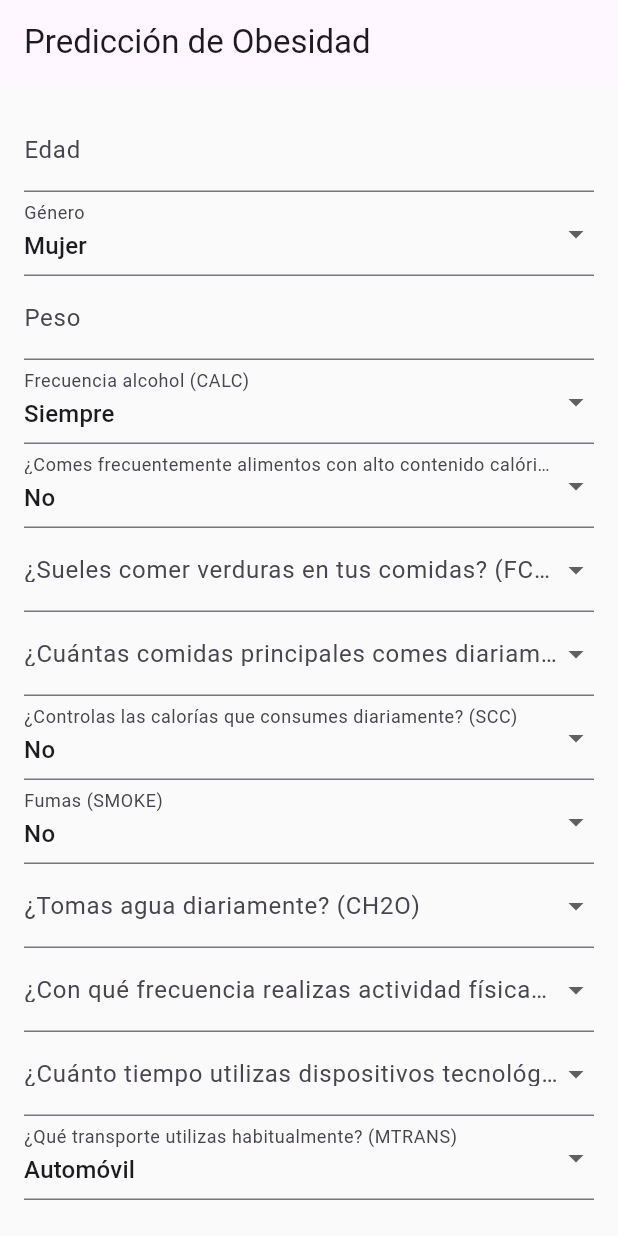
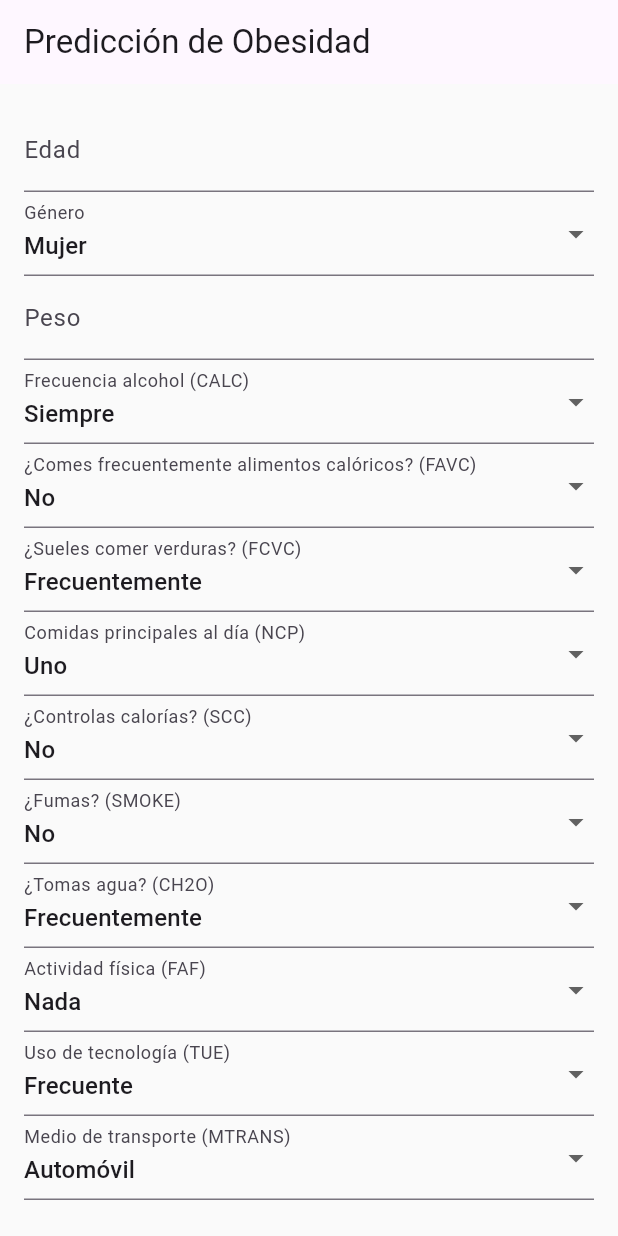
Before and after one commit to Ansc0307/Recetas, a Flutter app: the ObesityPredictorForm screen opened directly, on a phone screen of 412 x 824 dp. Run offline on Flutter 3.47's test engine with Material 3 defaults, Android fonts, the phone set to English and light mode, and no system bars; our stand-ins replace image_picker.

Commit message:
intento 2

```diff
--- a/p_cookai-main/lib/obi.dart
+++ b/p_cookai-main/lib/obi.dart
@@ -17,28 +17,29 @@ class _ObesityPredictorFormState extends State<ObesityPredictorForm> {
     'Weight': '',
     'CALC': '0',
     'FAVC': '0',
-    'FCVC': '',
-    'NCP': '',
+    'FCVC': '1',
+    'NCP': '1',
     'SCC': '0',
     'SMOKE': '0',
-    'CH2O': '',
-    'FAF': '',
-    'TUE': '',
+    'CH2O': '1',
+    'FAF': '0',
+    'TUE': '0',
     'MTRANS': '0',
   };
 
   String? prediction;
 
   Future<void> predictObesity() async {
-    //final url = Uri.parse('https://obesity-api-2.onrender.com'); // <-- Cambia por tu URL
-    final url = Uri.parse('https://obesity-api-1.onrender.com/predict');  // <- correcto
+    final url = Uri.parse('https://obesity-api-1.onrender.com/predict');
+
+    final dataToSend = formData.map((key, value) =>
+        MapEntry(key, value is String ? double.tryParse(value) ?? value : value));
 
     try {
       final response = await http.post(
         url,
         headers: {'Content-Type': 'application/json'},
-        body: jsonEncode(formData.map((key, value) =>
-            MapEntry(key, value is String ? double.tryParse(value) ?? value : value))),
+        body: jsonEncode(dataToSend),
       );
 
       if (response.statusCode == 200) {
@@ -48,7 +49,7 @@ class _ObesityPredictorFormState extends State<ObesityPredictorForm> {
         });
       } else {
         setState(() {
-          prediction = 'Error en la predicción';
+          prediction = 'Error en la predicción: ${response.statusCode}';
         });
       }
     } catch (e) {
@@ -104,49 +105,46 @@ class _ObesityPredictorFormState extends State<ObesityPredictorForm> {
                 {'value': '1', 'label': 'Frecuentemente'},
                 {'value': '0', 'label': 'Siempre'},
               ]),
-              buildDropdown('¿Comes frecuentemente alimentos con alto contenido calórico? (FAVC)', 'FAVC', [
+              buildDropdown('¿Comes frecuentemente alimentos calóricos? (FAVC)', 'FAVC', [
                 {'value': '0', 'label': 'No'},
                 {'value': '1', 'label': 'Sí'},
               ]),
-
-               buildDropdown('¿Sueles comer verduras en tus comidas? (FCVC)', 'FCVC', [
+              buildDropdown('¿Sueles comer verduras? (FCVC)', 'FCVC', [
                 {'value': '2', 'label': 'Nunca'},
                 {'value': '3', 'label': 'A veces'},
                 {'value': '1', 'label': 'Frecuentemente'},
               ]),
-
-              buildDropdown('¿Cuántas comidas principales comes diariamente? (NCP)', 'NCP', [
-                {'value': '1', 'label': 'Uno plato'},
-                {'value': '2', 'label': 'Dos platos'},
-                {'value': '3', 'label': 'Tres platos'},
-                {'value': '4', 'label': 'Cuatro platos'},
+              buildDropdown('Comidas principales al día (NCP)', 'NCP', [
+                {'value': '1', 'label': 'Uno'},
+                {'value': '2', 'label': 'Dos'},
+                {'value': '3', 'label': 'Tres'},
+                {'value': '4', 'label': 'Cuatro'},
               ]),
-              buildDropdown('¿Controlas las calorías que consumes diariamente? (SCC)', 'SCC', [
+              buildDropdown('¿Controlas calorías? (SCC)', 'SCC', [
                 {'value': '0', 'label': 'No'},
                 {'value': '1', 'label': 'Sí'},
               ]),
-              buildDropdown('Fumas (SMOKE)', 'SMOKE', [
+              buildDropdown('¿Fumas? (SMOKE)', 'SMOKE', [
                 {'value': '0', 'label': 'No'},
                 {'value': '1', 'label': 'Sí'},
               ]),
-               buildDropdown('¿Tomas agua diariamente? (CH2O)', 'CH2O', [
+              buildDropdown('¿Tomas agua? (CH2O)', 'CH2O', [
                 {'value': '2', 'label': 'Nunca'},
                 {'value': '3', 'label': 'A veces'},
                 {'value': '1', 'label': 'Frecuentemente'},
               ]),
-
-              buildDropdown('¿Con qué frecuencia realizas actividad física? (FAF)', 'FAF', [
+              buildDropdown('Actividad física (FAF)', 'FAF', [
                 {'value': '0', 'label': 'Nada'},
-                {'value': '2', 'label': 'Aveces'},
-                {'value': '1', 'label': 'Frecuentemente'},
-                {'value': '3', 'label': 'Todos los dias'},
+                {'value': '2', 'label': 'A veces'},
+                {'value': '1', 'label': 'Frecuente'},
+                {'value': '3', 'label': 'Diaria'},
               ]),
-              buildDropdown('¿Cuánto tiempo utilizas dispositivos tecnológicos como celular, videojuegos, televisión, computadora y otros? (TUE)', 'TUE', [
+              buildDropdown('Uso de tecnología (TUE)', 'TUE', [
                 {'value': '2', 'label': 'Nunca'},
-                {'value': '2', 'label': 'A veces'},
-                {'value': '0', 'label': 'Frecuentemente'},
+                {'value': '1', 'label': 'A veces'},
+                {'value': '0', 'label': 'Frecuente'},
               ]),
-              buildDropdown('¿Qué transporte utilizas habitualmente? (MTRANS)', 'MTRANS', [
+              buildDropdown('Medio de transporte (MTRANS)', 'MTRANS', [
                 {'value': '0', 'label': 'Automóvil'},
                 {'value': '2', 'label': 'Motocicleta'},
                 {'value': '1', 'label': 'Bicicleta'},
@@ -164,7 +162,8 @@ class _ObesityPredictorFormState extends State<ObesityPredictorForm> {
                 child: Text('Predecir'),
               ),
               SizedBox(height: 20),
-              if (prediction != null) Text('Predicción: $prediction'),
+              if (prediction != null)
+                Text('Predicción: $prediction'),
             ],
           ),
         ),
```
